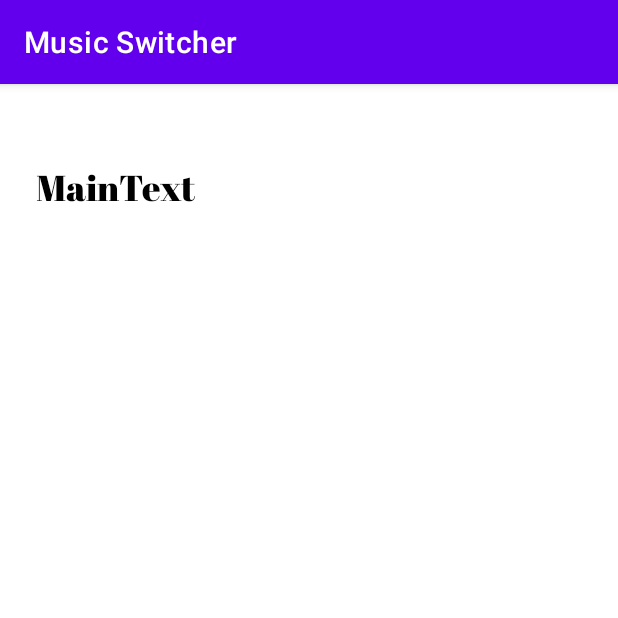
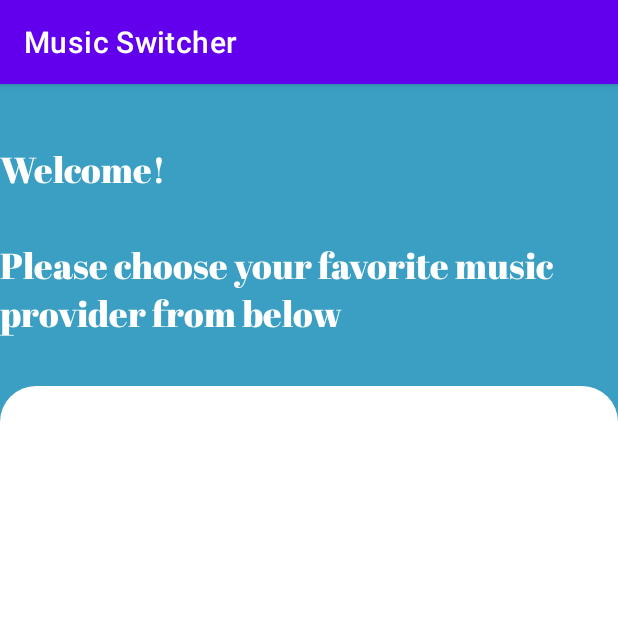
Before and after one commit to Sal7one/Music-Provider-Switcher, an Android app: the screen it shows after launch (MainActivity), on a phone screen of 412 x 824 dp, the top half of it. Run offline under Robolectric (Android 15) with nearby library versions, the light colour scheme and no system bars.

Commit message:
added custom desgin values

```diff
--- /dev/null
+++ b/Android/app/src/main/res/drawable/custom_cardshape.xml
@@ -0,0 +1,24 @@
+<?xml version="1.0" encoding="utf-8"?>
+<shape
+    xmlns:android="http://schemas.android.com/apk/res/android"
+    android:shape="rectangle"   >
+
+    <solid
+        android:color="@color/color_secondary" >
+    </solid>
+
+
+    <padding
+        android:left="5dp"
+        android:top="5dp"
+        android:right="5dp"
+        android:bottom="5dp"    >
+    </padding>
+
+    <corners
+        android:topLeftRadius="@dimen/card_radius"
+        android:topRightRadius="@dimen/card_radius"
+        >
+    </corners>
+
+</shape>
--- a/Android/app/src/main/res/layout/activity_main.xml
+++ b/Android/app/src/main/res/layout/activity_main.xml
@@ -4,15 +4,28 @@
     xmlns:tools="http://schemas.android.com/tools"
     android:layout_width="match_parent"
     android:layout_height="match_parent"
+    android:background="@color/color_primary"
     tools:context=".MainActivity">
 
     <TextView
         android:id="@+id/textView"
-        style="@style/header"
-        android:layout_marginStart="24dp"
-        android:layout_marginTop="52dp"
-        android:text="@string/maintext"
+        style="@style/header_text"
+        android:layout_marginTop="40dp"
+        android:text="@string/Welcome"
+        app:layout_constraintEnd_toEndOf="parent"
+        app:layout_constraintHorizontal_bias="0.0"
         app:layout_constraintStart_toStartOf="parent"
         app:layout_constraintTop_toTopOf="parent" />
 
+    <LinearLayout
+        android:layout_width="0dp"
+        android:layout_height="0dp"
+        android:layout_marginTop="32dp"
+        android:background="@drawable/custom_cardshape"
+        android:orientation="vertical"
+        app:layout_constraintBottom_toBottomOf="parent"
+        app:layout_constraintEnd_toEndOf="parent"
+        app:layout_constraintStart_toStartOf="parent"
+        app:layout_constraintTop_toBottomOf="@+id/textView"></LinearLayout>
+
 </androidx.constraintlayout.widget.ConstraintLayout>
--- a/Android/app/src/main/res/values/colors.xml
+++ b/Android/app/src/main/res/values/colors.xml
@@ -1,5 +1,7 @@
 <?xml version="1.0" encoding="utf-8"?>
 <resources>
+    <color name="color_primary">#FF3A9FC3</color>
+    <color name="color_secondary">#FFFFFFFF</color>
     <color name="purple_200">#FFBB86FC</color>
     <color name="purple_500">#FF6200EE</color>
     <color name="purple_700">#FF3700B3</color>
--- a/Android/app/src/main/res/values/dimens.xml
+++ b/Android/app/src/main/res/values/dimens.xml
@@ -1,4 +1,6 @@
 <?xml version="1.0" encoding="utf-8"?>
 <resources>
     <dimen name="project_horizontal_constraint">24dp</dimen>
+    <dimen name="card_radius">24dp</dimen>
+
 </resources>
--- a/Android/app/src/main/res/values/strings.xml
+++ b/Android/app/src/main/res/values/strings.xml
@@ -1,4 +1,4 @@
 <resources>
     <string name="app_name">Music Switcher</string>
-    <string name="maintext">MainText</string>
+    <string name="Welcome">Welcome!\n\nPlease choose your favorite music provider from below</string>
 </resources>
--- a/Android/app/src/main/res/values/styles.xml
+++ b/Android/app/src/main/res/values/styles.xml
@@ -1,12 +1,12 @@
 <?xml version="1.0" encoding="utf-8"?>
 <resources>
 
-    <style name="header">
+    <style name="header_text">
         <item name="android:layout_width">wrap_content</item>
         <item name="android:layout_height">wrap_content</item>
         <item name="android:layout_marginTop">144dp</item>
         <item name="android:fontFamily">@font/abril_fatface</item>
-        <item name="android:textColor">#000000</item>
+        <item name="android:textColor">#FFFFFFFF</item>
         <item name="android:textSize">24sp</item>
     </style>
 </resources>
```
